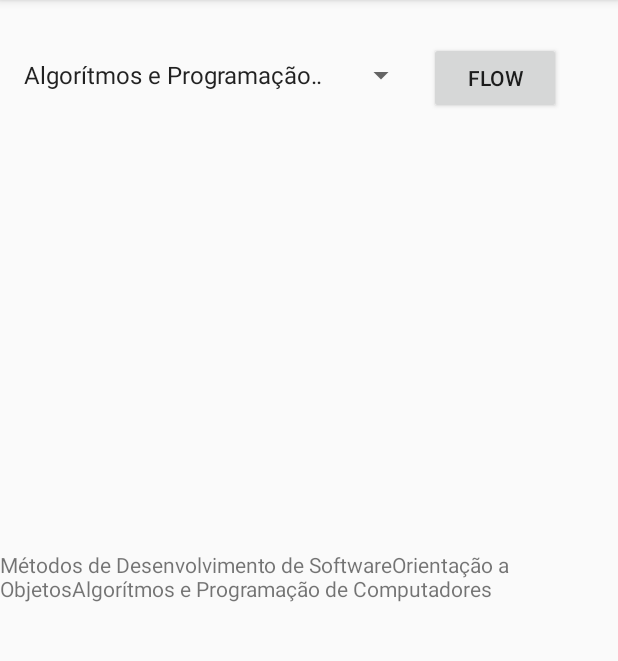
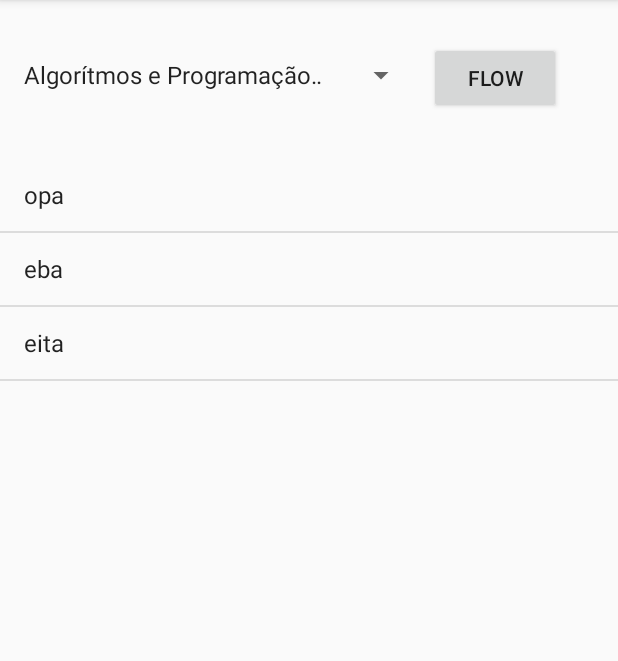
Before and after one commit to pedroeagle/proj1pa-graphs, an Android app: the screen it shows after launch (MainActivity), on a phone screen of 412 x 824 dp, the part 84-745 px from its top. Run offline under Robolectric (Android 15) with nearby library versions, the phone set to English and light mode, and no system bars.

Commit message:
Fixed crashs using listview. need to replace the text that must appear.

```diff
--- a/app/app/build.gradle
+++ b/app/app/build.gradle
@@ -25,4 +25,5 @@ dependencies {
     testImplementation 'junit:junit:4.12'
     androidTestImplementation 'com.android.support.test:runner:1.0.2'
     androidTestImplementation 'com.android.support.test.espresso:espresso-core:3.0.2'
+    implementation 'com.android.support:recyclerview-v7:28.0.0'
 }
--- a/app/app/src/main/java/com/pa/fluxo/Functions.java
+++ b/app/app/src/main/java/com/pa/fluxo/Functions.java
@@ -7,15 +7,18 @@ import java.util.Collection;
 import java.util.Collections;
 import java.util.Iterator;
 import java.util.LinkedList;
+import java.util.List;
 
 public class Functions {
     Functions(){
 
     }
+    public List<String> prerequisite_names = null;
     LinkedList<Subject> bfs_changed(Subject desired_subject){
         LinkedList<Subject> visited_subjects = new LinkedList<>();
         LinkedList<Subject> subjects_order = new LinkedList<>();
         LinkedList<Subject> to_visit = new LinkedList<>();
+
         to_visit.addLast(desired_subject);
         visited_subjects.addLast(desired_subject);
         subjects_order.addLast(desired_subject);
@@ -28,6 +31,7 @@ public class Functions {
                     visited_subjects.addLast(prerequisite);
                     to_visit.addLast(prerequisite);
                     subjects_order.addLast(prerequisite);
+                    prerequisite_names.add(prerequisite.name);
                 }
             }
         }
@@ -43,6 +47,16 @@ public class Functions {
             }
         }
         return s;
+    }
+
+    public String[] get_names_array(){
+        int i;
+        String[] names = null;
+        for(i = 0; i < prerequisite_names.size(); i++){
+            names[0] = prerequisite_names.get(i);
+        }
+
+        return names;
     }
 
     /*void show_schedule(priority_queue<Subject> subjects_order){
--- a/app/app/src/main/java/com/pa/fluxo/MainActivity.java
+++ b/app/app/src/main/java/com/pa/fluxo/MainActivity.java
@@ -1,15 +1,20 @@
 package com.pa.fluxo;
 
+import android.content.Intent;
 import android.support.v7.app.AppCompatActivity;
 import android.os.Bundle;
 import android.util.Log;
+import android.view.View;
 import android.widget.ArrayAdapter;
+import android.widget.Button;
+import android.widget.ListView;
 import android.widget.Spinner;
 import android.widget.TextView;
 import android.widget.Toast;
 
 import org.w3c.dom.Text;
 
+import java.lang.reflect.Array;
 import java.util.ArrayList;
 import java.util.Iterator;
 import java.util.LinkedList;
@@ -20,34 +25,22 @@ import static java.sql.DriverManager.println;
 
 
 public class MainActivity extends AppCompatActivity {
-    Functions f = new Functions();
+    String[] test = {"opa", "eba", "eita"};
+    ListView list;
     @Override
     protected void onCreate(Bundle savedInstanceState) {
         super.onCreate(savedInstanceState);
         setContentView(R.layout.activity_main);
+        //list.
+        list = (ListView) findViewById(R.id.listView);
+        ArrayAdapter<String> flow_array = new ArrayAdapter<String>(this, android.R.layout.simple_list_item_1, test);
+        list.setAdapter(flow_array);
         Main();
-        TextView text = (TextView) findViewById(R.id.textView);
-        Subject t;
-        //text.setText(pi2.name);
-
-        LinkedList<Subject> sub_list = new LinkedList<>();
-        sub_list = f.bfs_changed(mds);
-        String s = new String();
-        for(Subject i: sub_list){
-            s+=i.name;
-        }
-        text.setText(s);
-
-
-
-
 
     }
-
-
     //Subject rs, pi2, eps, tppe, ts, mds, oo, apc, comp, ed1, pp, ads, gces, fse, fso, fac, ted_ped, ial, pspd, ed2, frc, sbd2, sbd1, md2, md1, pa, qs, gpq, ee, ihc, diac, hc, mne, c2, c1, f1, f1e, peae, ea, ie, pi1;
     ArrayList<Subject> materias = new ArrayList<Subject>();
-
+    Functions f = new Functions();
 
 
     //cadastro de matérias
@@ -113,7 +106,7 @@ public class MainActivity extends AppCompatActivity {
     }
 
     protected void Main() {
-        Spinner select_subject = (Spinner) findViewById(R.id.my_spinner);
+
         materias.add(pi2);
 
 
@@ -240,6 +233,8 @@ public class MainActivity extends AppCompatActivity {
         materias.add(pi1);
         materias.add(rs);
         materias = f.sort(materias);
+
+        //prepara os dados a serem mostrados no spinner
         ArrayList<String> names = new ArrayList<String>();
         int i;
         for(i = 0; i < materias.size(); i++){
@@ -247,13 +242,35 @@ public class MainActivity extends AppCompatActivity {
         }
         List<String> list_subjects = new ArrayList<String>(names);
 
-        ArrayAdapter<String> dataAdapter = new ArrayAdapter<String>(this,
+        final ArrayAdapter<String> dataAdapter = new ArrayAdapter<String>(this,
                 android.R.layout.simple_spinner_item, names);
         dataAdapter.setDropDownViewResource(android.R.layout.simple_spinner_dropdown_item);
+
+
+
+        final Spinner select_subject = (Spinner) findViewById(R.id.my_spinner);
         select_subject.setAdapter(dataAdapter);
+        Button button = (Button) findViewById(R.id.make_flow);
+        button.setOnClickListener(new View.OnClickListener() {
+            public void onClick(View v) {
+                ChooseSubject(select_subject.getSelectedItemPosition());
+            }
+        });
+
+
 
         //pi2.show_prerequisites();
 
     }
 
+    private void ChooseSubject(int pos) {
+
+        f.bfs_changed(materias.get(pos));
+
+
+
+        //list.setAdapter(flow_array);
+    }
+
+
 }
--- a/app/app/src/main/res/layout/activity_main.xml
+++ b/app/app/src/main/res/layout/activity_main.xml
@@ -37,13 +37,14 @@
         app:layout_constraintTop_toTopOf="parent"
         app:layout_constraintVertical_bias="0.028" />
 
-    <TextView
-        android:id="@+id/textView"
-        android:layout_width="wrap_content"
-        android:layout_height="wrap_content"
-        android:text="@string/textview"
+    <ListView
+        android:id="@+id/listView"
+        android:layout_width="0dp"
+        android:layout_height="640dp"
+        android:layout_marginTop="8dp"
         app:layout_constraintBottom_toBottomOf="parent"
         app:layout_constraintEnd_toEndOf="parent"
         app:layout_constraintStart_toStartOf="parent"
-        app:layout_constraintTop_toTopOf="parent" />
+        app:layout_constraintTop_toBottomOf="@+id/make_flow" />
+
 </android.support.constraint.ConstraintLayout>
```
Also changed, not shown: 2 other files.
